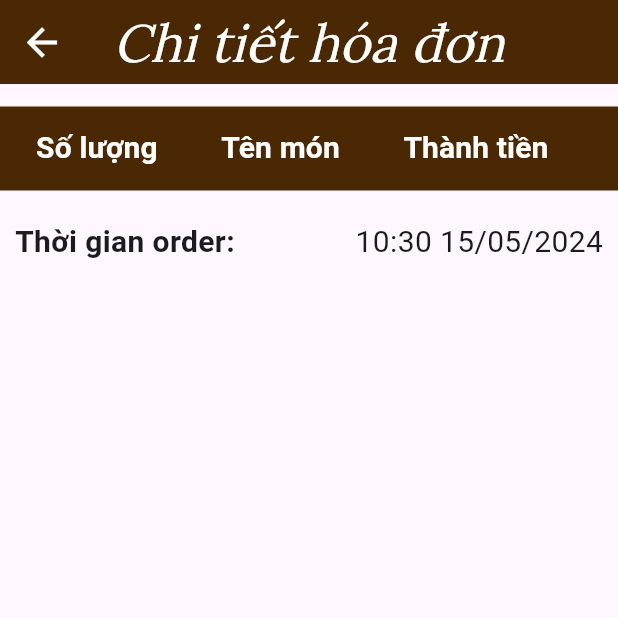
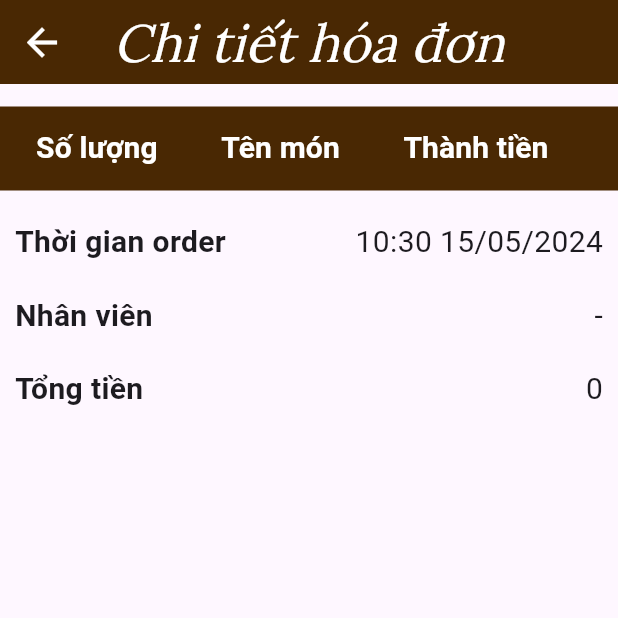
Before and after one commit to mtrine/Coffee-management, a Flutter app: the OrderHistoryDetailPage screen opened directly with empty values, on a phone screen of 412 x 824 dp, the top half of it. Run offline on Flutter 3.47's test engine with Material 3 defaults, Android fonts, the phone set to English and light mode, and no system bars; our stand-ins replace cloud_firestore, dotted_line, firebase_core, firebase_storage, get, image_picker; missing offline and left inert: confirm_dialog; accounts and stored records are empty; Roboto replaces fonts that are missing (Secondary Family).

```diff
--- a/lib/src/modules/invoiceHistoryPage/components/order_card.dart
+++ b/lib/src/modules/invoiceHistoryPage/components/order_card.dart
@@ -133,7 +133,7 @@ class _OrderCardState extends State<OrderCard> {
                     ),
                     ElevatedButton(
                       onPressed: () {
-                        Get.to(OrderHistoryDetailPage(orders: widget.orders));
+                        Get.to(OrderHistoryDetailPage(orders: widget.orders, staffName: staffName, staffId: staffId));
                       },
                       style: ElevatedButton.styleFrom(
                         fixedSize: const Size.fromHeight(50),
--- a/lib/src/modules/orderHistoryDetailPage/order_history_detail_page.dart
+++ b/lib/src/modules/orderHistoryDetailPage/order_history_detail_page.dart
@@ -5,11 +5,12 @@ import 'package:qlqn/src/models/order.dart';
 import '../../firebase/orderDetail_firestore.dart';
 import '../../models/orderDetail.dart';
 import '../../models/product.dart';
-
+import '../../models/staff.dart';
 class OrderHistoryDetailPage extends StatefulWidget {
-  const OrderHistoryDetailPage({super.key, required this.orders});
+  OrderHistoryDetailPage({super.key, required this.orders,required this.staffId, required this.staffName});
   final Orders orders;
-
+  final String staffId;
+  final String staffName;
   @override
   State<OrderHistoryDetailPage> createState() => _OrderHistoryDetailPageState();
 }
@@ -102,8 +103,8 @@ class _OrderHistoryDetailPageState extends State<OrderHistoryDetailPage> {
                   ),
                   child: DataTable(
                     columnSpacing: 20,
-                    headingRowColor: WidgetStateProperty.resolveWith<Color?>(
-                          (Set<WidgetState> states) {
+                    headingRowColor: MaterialStateProperty.resolveWith<Color?>(
+                          (Set<MaterialState> states) {
                         return const Color(0xFF492803); // Màu nền cho hàng tiêu đề
                       },
                     ),
@@ -143,21 +144,42 @@ class _OrderHistoryDetailPageState extends State<OrderHistoryDetailPage> {
                   ),
                 ),
               ),
-              Padding(
+              TextRow(title:"Thời gian order", content: formatTimestamp(widget.orders.orderDate)),
+              TextRow(title:"Nhân viên", content:"${widget.staffName}-${widget.staffId}"),
+              TextRow(title:"Tổng tiền", content: widget.orders.total.toString()),
+            ],
+          ),
+        ),
+      ),
+    );
+  }
+}
+
+class TextRow extends StatelessWidget {
+   TextRow({
+    super.key,
+     required this.title,
+      required this.content,
+  });
+  String title;
+  String content;
+  @override
+  Widget build(BuildContext context) {
+    return Padding(
       padding: const EdgeInsets.fromLTRB(10, 20,10, 0),
       child: Row(
         mainAxisAlignment: MainAxisAlignment.spaceBetween,
         children:[
-                    const Text(
-                      'Thời gian order:',
-                      style: TextStyle(
+          Text(
+            title,
+            style: const TextStyle(
               fontSize:20,
               fontWeight: FontWeight.w600,
               fontFamily: 'Roboto'
             ),
             ),
           Text(
-                      formatTimestamp(widget.orders.orderDate),
+            content,
             style: const TextStyle(
               fontSize: 20,
               fontWeight: FontWeight.w400,
@@ -166,11 +188,6 @@ class _OrderHistoryDetailPageState extends State<OrderHistoryDetailPage> {
             ),
         ]
       ),
-              )
-            ],
-          ),
-        ),
-      ),
     );
   }
 }
```
Lines whose indentation alone changed are shown as unchanged.
